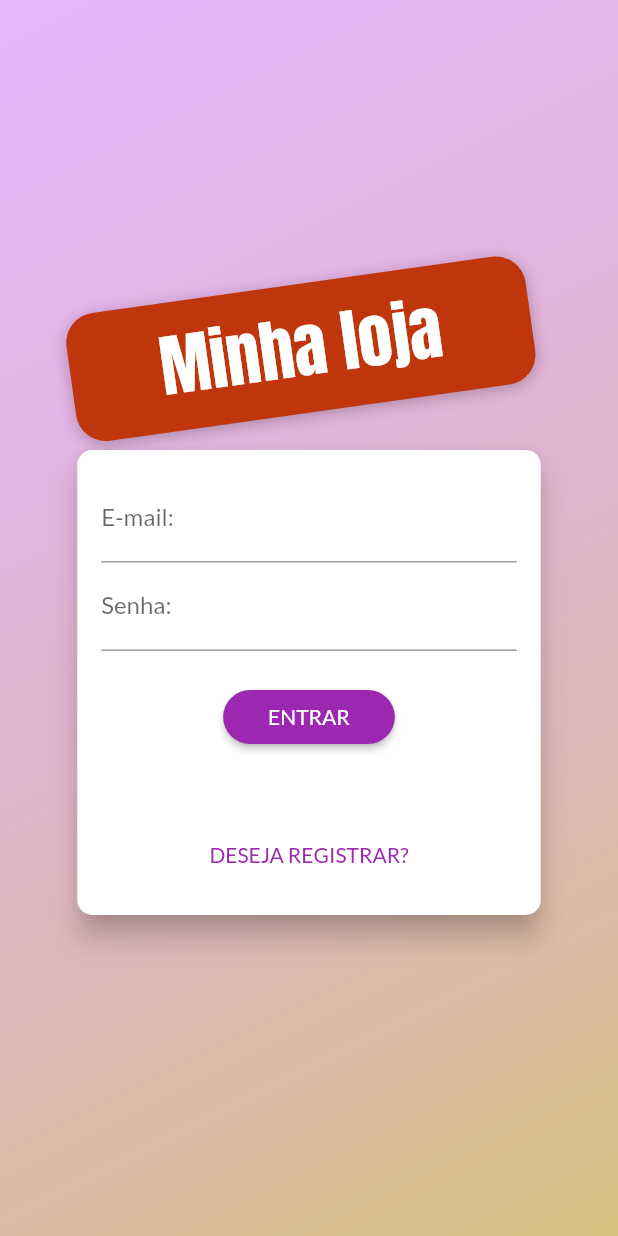
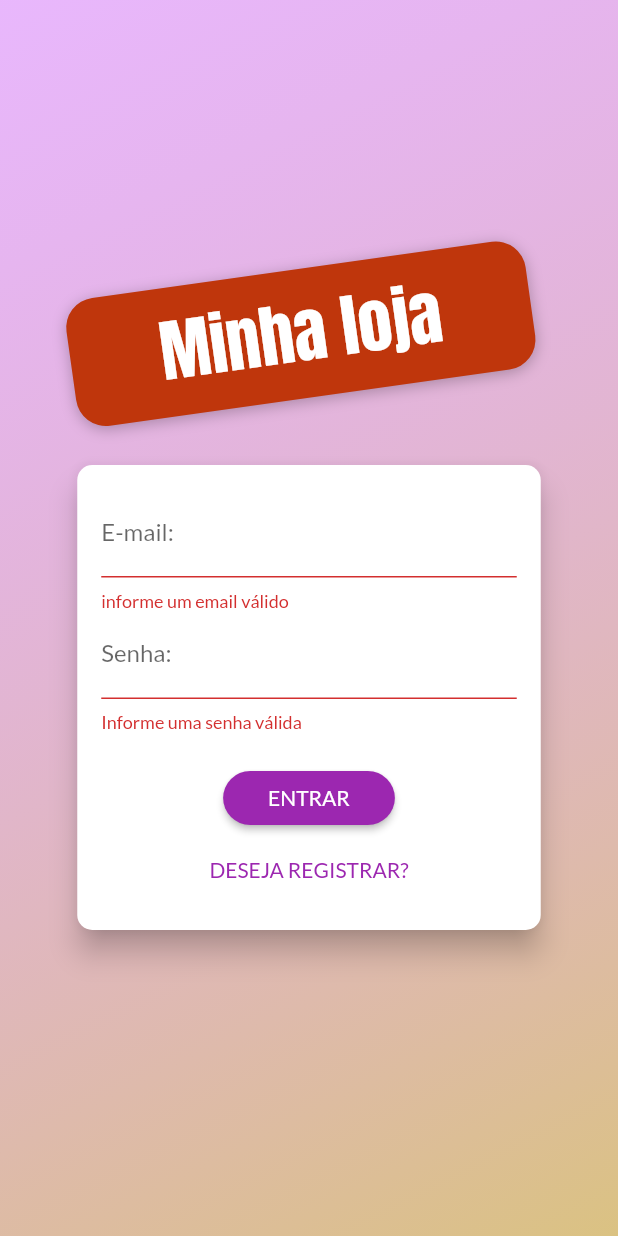
Before and after one commit to mateusdiasherculano/myStore, a Flutter app: the screen it shows after launch, after a tap on "ENTRAR", on a phone screen of 412 x 824 dp. Run offline on Flutter 3.47's test engine with Material 2 defaults, Android fonts, the phone set to English and light mode, and no system bars; network calls fail.

Commit message:
ultimas atualizações

```diff
--- a/lib/components/auth_form.dart
+++ b/lib/components/auth_form.dart
@@ -2,6 +2,9 @@ import 'package:flutter/cupertino.dart';
 import 'package:flutter/material.dart';
 import 'package:flutter/src/foundation/key.dart';
 import 'package:flutter/src/widgets/framework.dart';
+import 'package:provider/provider.dart';
+
+import '../models/auth.dart';
 
 enum AuthMode { Signup, Login }
 
@@ -14,6 +17,8 @@ class AuthForm extends StatefulWidget {
 
 class _AuthFormState extends State<AuthForm> {
   final _passwordController = TextEditingController();
+  final _formKey = GlobalKey<FormState>();
+  bool _isLoading = false;
   AuthMode _authMode = AuthMode.Login;
   final Map<String, String> _authData = {
     'email': '',
@@ -33,7 +38,32 @@ class _AuthFormState extends State<AuthForm> {
     });
   }
 
-  void _submit() {}
+  Future<void> _submit() async {
+    final isValid = _formKey.currentState?.validate() ?? false;
+
+    if (!isValid) {
+      return;
+    }
+
+    setState(() => _isLoading = true);
+
+    _formKey.currentState?.save();
+    Auth auth = Provider.of(context, listen: false);
+
+    if (_isLogin()) {
+      await auth.login(
+        _authData['email']!,
+        _authData['password']!,
+      );
+    } else {
+      await auth.signup(
+        _authData['email']!,
+        _authData['password']!,
+      );
+    }
+
+    setState(() => _isLoading = false);
+  }
 
   @override
   Widget build(BuildContext context) {
@@ -48,6 +78,7 @@ class _AuthFormState extends State<AuthForm> {
         height: _isLogin() ? 310 : 400,
         width: deviceSize.width * 0.75,
         child: Form(
+          key: _formKey,
           child: Column(
             children: [
               TextFormField(
@@ -93,11 +124,15 @@ class _AuthFormState extends State<AuthForm> {
                         },
                 ),
               const SizedBox(height: 20),
+              if (_isLoading)
+                const CircularProgressIndicator()
+              else
                 ElevatedButton(
                   onPressed: _submit,
                   style: ElevatedButton.styleFrom(
                     shape: RoundedRectangleBorder(
-                      borderRadius: BorderRadius.circular(30)),
+                      borderRadius: BorderRadius.circular(30),
+                    ),
                     padding: const EdgeInsets.symmetric(
                       horizontal: 30,
                       vertical: 8,
@@ -110,8 +145,9 @@ class _AuthFormState extends State<AuthForm> {
               const Spacer(),
               TextButton(
                 onPressed: _switchAuthMode,
-                child:
-                    Text(_isLogin() ? 'DESEJA REGISTRAR?' : 'JÁ POSSUI CONTA?'),
+                child: Text(
+                  _isLogin() ? 'DESEJA REGISTRAR?' : 'JÁ POSSUI CONTA?',
+                ),
               ),
             ],
           ),
--- a/lib/main.dart
+++ b/lib/main.dart
@@ -11,6 +11,8 @@ import 'package:shop/screens/product_form_screen.dart';
 import 'package:shop/screens/products_overview_screen.dart';
 import 'package:shop/screens/products_screen.dart';
 import 'package:shop/utils/app_routes.dart';
+
+import 'models/auth.dart';
 
 void main() {
   runApp(const MyApp());
@@ -32,6 +34,9 @@ class MyApp extends StatelessWidget {
         ChangeNotifierProvider(
           create: (_) => OrderList(),
         ),
+        ChangeNotifierProvider(
+          create: (_) => Auth(),
+        ),
       ],
       child: MaterialApp(
         theme: ThemeData(
--- /dev/null
+++ b/lib/models/auth.dart
@@ -0,0 +1,32 @@
+import 'dart:convert';
+
+import 'package:flutter/cupertino.dart';
+import 'package:http/http.dart' as http;
+
+import '../utils/constantes.dart';
+
+class Auth with ChangeNotifier {
+  Future<void> _authenticate(
+      String email, String password, String urlFragmet) async {
+    final url =
+        'https://identitytoolkit.googleapis.com/v1/accounts:signUp$urlFragmet?key= ${Constants.webApiKey}';
+    final response = await http.post(
+      Uri.parse(url),
+      body: jsonEncode({
+        'email': email,
+        'password': password,
+        'returnSecureToken': true,
+      }),
+    );
+
+    print(jsonDecode(response.body));
+  }
+
+  Future<void> signup(String email, String password) async {
+    _authenticate(email, password, 'signUp');
+  }
+
+  Future<void> login(String email, String password) async {
+    _authenticate(email, password, 'signInWithPassword');
+  }
+}
--- a/lib/screens/auth_screen.dart
+++ b/lib/screens/auth_screen.dart
@@ -33,6 +33,9 @@ class AuthScreen extends StatelessWidget {
                 mainAxisAlignment: MainAxisAlignment.center,
                 children: [
                   Container(
+                    margin: const EdgeInsets.only(
+                      bottom: 20,
+                    ),
                     padding: const EdgeInsets.symmetric(
                       horizontal: 60,
                       vertical: 10,
@@ -60,7 +63,7 @@ class AuthScreen extends StatelessWidget {
                       ),
                     ),
                   ),
-                  AuthForm(),
+                  const AuthForm(),
                 ],
               ),
             ),
--- a/lib/utils/constantes.dart
+++ b/lib/utils/constantes.dart
@@ -4,4 +4,5 @@ class Constants {
 
   static const ORDER_BASE_URL =
       'https://shop-cod3r-f69a6-default-rtdb.firebaseio.com/orders';
+   static const webApiKey = 'AIzaSyAOB9uer_xxRprUZnoZSqeK3oenNmingOc';
 }
```
Lines whose indentation alone changed are shown as unchanged.
